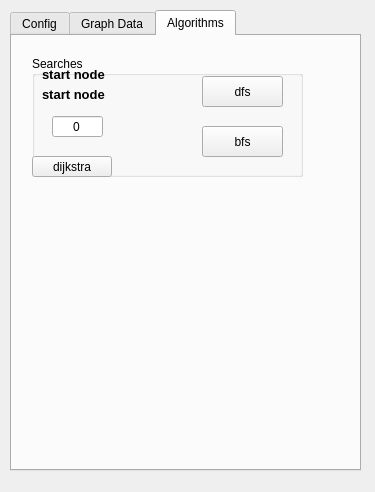
Above: graph_editor/tabwidget.ui from AleksDemakov/graph_editor before the change. Below: the same form after it.
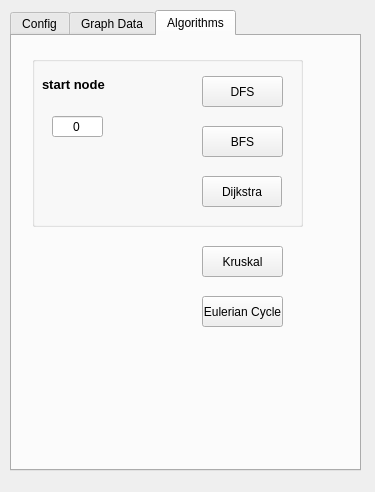
That is the form after the change. The open tabs and pages were chosen to show the change.

The edit to the form file:
```diff
--- a/graph_editor/tabwidget.ui
+++ b/graph_editor/tabwidget.ui
@@ -262,11 +262,11 @@
        <x>20</x>
        <y>20</y>
        <width>271</width>
-       <height>121</height>
+       <height>171</height>
       </rect>
      </property>
      <property name="title">
-      <string>Searches</string>
+      <string/>
      </property>
      <widget class="QPushButton" name="bfs_button">
       <property name="geometry">
@@ -278,7 +278,7 @@
        </rect>
       </property>
       <property name="text">
-       <string>bfs</string>
+       <string>BFS</string>
       </property>
       <property name="default">
        <bool>false</bool>
@@ -294,7 +294,7 @@
        </rect>
       </property>
       <property name="text">
-       <string>dfs</string>
+       <string>DFS</string>
       </property>
       <property name="default">
        <bool>false</bool>
@@ -323,7 +323,7 @@
       <property name="geometry">
        <rect>
         <x>10</x>
-        <y>30</y>
+        <y>20</y>
         <width>151</width>
         <height>16</height>
        </rect>
@@ -339,38 +339,50 @@
        <string>start node</string>
       </property>
      </widget>
+     <widget class="QPushButton" name="dijkstra_button">
+      <property name="geometry">
+       <rect>
+        <x>170</x>
+        <y>120</y>
+        <width>80</width>
+        <height>31</height>
+       </rect>
+      </property>
+      <property name="text">
+       <string>Dijkstra</string>
+      </property>
+      <property name="default">
+       <bool>false</bool>
+      </property>
+     </widget>
     </widget>
-    <widget class="QLabel" name="label_3">
+    <widget class="QPushButton" name="kruskal_button">
      <property name="geometry">
       <rect>
-       <x>30</x>
-       <y>30</y>
+       <x>190</x>
+       <y>210</y>
        <width>81</width>
-       <height>16</height>
+       <height>31</height>
       </rect>
      </property>
-     <property name="font">
-      <font>
-       <pointsize>10</pointsize>
-       <weight>75</weight>
-       <bold>true</bold>
-      </font>
-     </property>
      <property name="text">
-      <string>start node</string>
+      <string>Kruskal</string>
      </property>
+     <property name="default">
+      <bool>false</bool>
+     </property>
     </widget>
-    <widget class="QPushButton" name="dijkstra_button">
+    <widget class="QPushButton" name="eulerian_button">
      <property name="geometry">
       <rect>
-       <x>20</x>
-       <y>120</y>
-       <width>80</width>
-       <height>21</height>
+       <x>190</x>
+       <y>260</y>
+       <width>81</width>
+       <height>31</height>
       </rect>
      </property>
      <property name="text">
-      <string>dijkstra</string>
+      <string>Eulerian Cycle</string>
      </property>
      <property name="default">
       <bool>false</bool>
```
Left out of the diff: 4 changed lines with no effect on the pictures.
